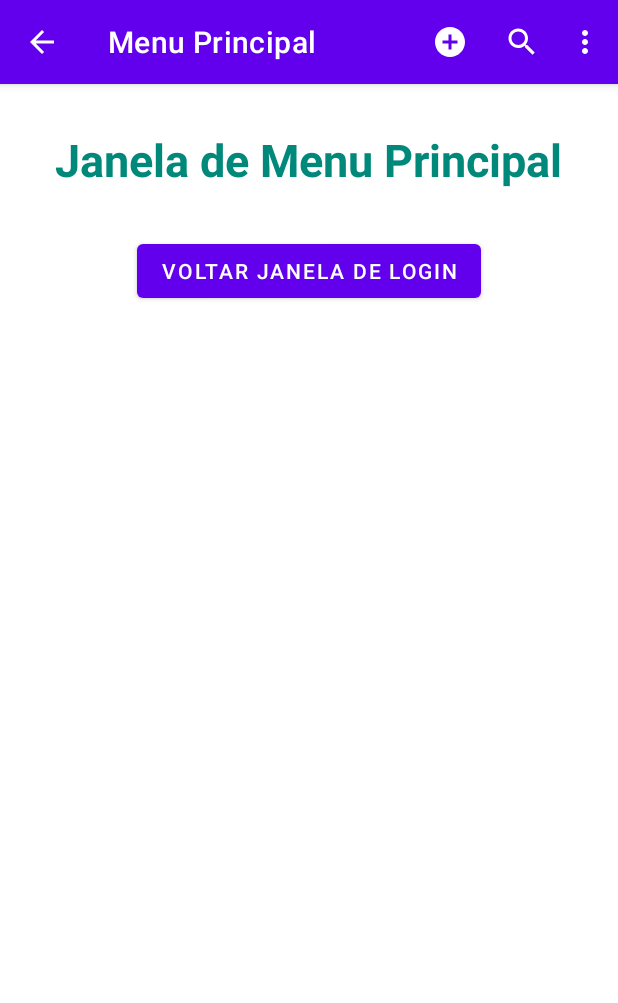
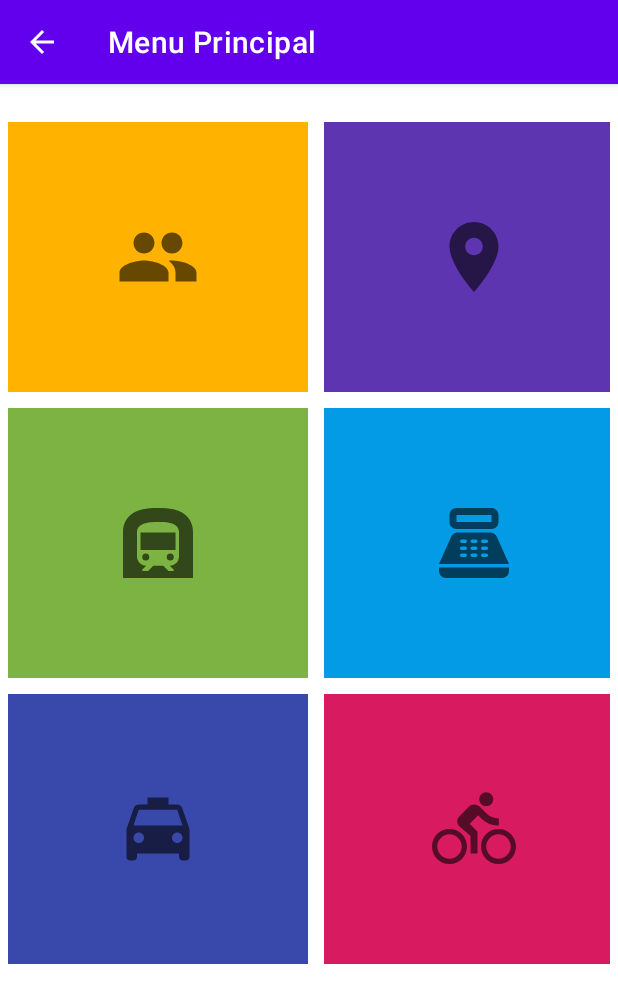
Before and after one commit to lndsilva/AppEmpresaTI96, an Android app: the MenuPrincipal_Activity screen opened directly, with no data from a screen before it, on a phone screen of 412 x 824 dp. Shown: the top 1003 px of the screen. Run offline under Robolectric (Android 15) with nearby library versions, the phone set to English and light mode, and no system bars.

Commit message:
coordinatorlayout, FAB, menu principal.

```diff
--- a/app/src/main/java/br/com/local/appempresati96/MenuPrincipal_Activity.java
+++ b/app/src/main/java/br/com/local/appempresati96/MenuPrincipal_Activity.java
@@ -11,6 +11,7 @@ import android.view.MenuInflater;
 import android.view.MenuItem;
 import android.view.View;
 import android.widget.Button;
+import android.widget.ImageButton;
 import android.widget.TextView;
 import android.widget.Toast;
 
@@ -19,8 +20,9 @@ import com.google.android.material.appbar.MaterialToolbar;
 public class MenuPrincipal_Activity extends AppCompatActivity {
     //declaração do objeto que representará o componente do xml
     //Variável global
-    Button btnVoltar;
+   // Button btnVoltar;
     MaterialToolbar toolbar;
+    ImageButton btnAddProfile, btnListar;
 
     @Override
     protected void onCreate(Bundle savedInstanceState) {
@@ -29,9 +31,31 @@ public class MenuPrincipal_Activity extends AppCompatActivity {
         setContentView(R.layout.menu_principal_layout);
 
         //ligar o objeto do java ao componente do xml
-        btnVoltar = findViewById(R.id.btnVoltar);
+
         toolbar = findViewById(R.id.mToolbar);
+        btnAddProfile = findViewById(R.id.btnAddProfile);
+        btnListar = findViewById(R.id.btnListar);
 
+        toolbar.setNavigationOnClickListener(new View.OnClickListener() {
+            @Override
+            public void onClick(View v) {
+                startActivity(new Intent(getApplicationContext(),
+                        Login_Activity.class));
+                finish();
+            }
+        });
+
+
+        btnAddProfile.setOnClickListener(new View.OnClickListener() {
+            @Override
+            public void onClick(View v) {
+                startActivity(new Intent(getApplicationContext(),
+                        PerfilUsuario_Activity.class));
+                finish();
+            }
+        });
+
+        /*
         //criar o método para realizar a ação de abrir janela.
         btnVoltar.setOnClickListener(new View.OnClickListener() {
             @Override
@@ -42,7 +66,7 @@ public class MenuPrincipal_Activity extends AppCompatActivity {
                 //fechar a janela atual
                 finish();
             }
-        });
+        });*/
 
         toolbar.setOnMenuItemClickListener(new Toolbar.OnMenuItemClickListener() {
             @Override
--- /dev/null
+++ b/app/src/main/res/drawable/ic_baseline_directions_bike.xml
@@ -0,0 +1,5 @@
+<vector android:autoMirrored="true" android:height="56dp"
+    android:tint="?attr/colorControlNormal" android:viewportHeight="24"
+    android:viewportWidth="24" android:width="56dp" xmlns:android="http://schemas.android.com/apk/res/android">
+    <path android:fillColor="@android:color/white" android:pathData="M15.5,5.5c1.1,0 2,-0.9 2,-2s-0.9,-2 -2,-2 -2,0.9 -2,2 0.9,2 2,2zM5,12c-2.8,0 -5,2.2 -5,5s2.2,5 5,5 5,-2.2 5,-5 -2.2,-5 -5,-5zM5,20.5c-1.9,0 -3.5,-1.6 -3.5,-3.5s1.6,-3.5 3.5,-3.5 3.5,1.6 3.5,3.5 -1.6,3.5 -3.5,3.5zM10.8,10.5l2.4,-2.4 0.8,0.8c1.3,1.3 3,2.1 5.1,2.1L19.1,9c-1.5,0 -2.7,-0.6 -3.6,-1.5l-1.9,-1.9c-0.5,-0.4 -1,-0.6 -1.6,-0.6s-1.1,0.2 -1.4,0.6L7.8,8.4c-0.4,0.4 -0.6,0.9 -0.6,1.4 0,0.6 0.2,1.1 0.6,1.4L11,14v5h2v-6.2l-2.2,-2.3zM19,12c-2.8,0 -5,2.2 -5,5s2.2,5 5,5 5,-2.2 5,-5 -2.2,-5 -5,-5zM19,20.5c-1.9,0 -3.5,-1.6 -3.5,-3.5s1.6,-3.5 3.5,-3.5 3.5,1.6 3.5,3.5 -1.6,3.5 -3.5,3.5z"/>
+</vector>
--- /dev/null
+++ b/app/src/main/res/drawable/ic_baseline_group.xml
@@ -0,0 +1,10 @@
+<vector xmlns:android="http://schemas.android.com/apk/res/android"
+    android:width="56dp"
+    android:height="56dp"
+    android:tint="?attr/colorControlNormal"
+    android:viewportWidth="24"
+    android:viewportHeight="24">
+    <path
+        android:fillColor="@android:color/white"
+        android:pathData="M16,11c1.66,0 2.99,-1.34 2.99,-3S17.66,5 16,5c-1.66,0 -3,1.34 -3,3s1.34,3 3,3zM8,11c1.66,0 2.99,-1.34 2.99,-3S9.66,5 8,5C6.34,5 5,6.34 5,8s1.34,3 3,3zM8,13c-2.33,0 -7,1.17 -7,3.5L1,19h14v-2.5c0,-2.33 -4.67,-3.5 -7,-3.5zM16,13c-0.29,0 -0.62,0.02 -0.97,0.05 1.16,0.84 1.97,1.97 1.97,3.45L17,19h6v-2.5c0,-2.33 -4.67,-3.5 -7,-3.5z" />
+</vector>
--- /dev/null
+++ b/app/src/main/res/drawable/ic_baseline_local_taxi.xml
@@ -0,0 +1,5 @@
+<vector android:height="56dp" android:tint="?attr/colorControlNormal"
+    android:viewportHeight="24" android:viewportWidth="24"
+    android:width="56dp" xmlns:android="http://schemas.android.com/apk/res/android">
+    <path android:fillColor="@android:color/white" android:pathData="M18.92,6.01C18.72,5.42 18.16,5 17.5,5L15,5L15,3L9,3v2L6.5,5c-0.66,0 -1.21,0.42 -1.42,1.01L3,12v8c0,0.55 0.45,1 1,1h1c0.55,0 1,-0.45 1,-1v-1h12v1c0,0.55 0.45,1 1,1h1c0.55,0 1,-0.45 1,-1v-8l-2.08,-5.99zM6.5,16c-0.83,0 -1.5,-0.67 -1.5,-1.5S5.67,13 6.5,13s1.5,0.67 1.5,1.5S7.33,16 6.5,16zM17.5,16c-0.83,0 -1.5,-0.67 -1.5,-1.5s0.67,-1.5 1.5,-1.5 1.5,0.67 1.5,1.5 -0.67,1.5 -1.5,1.5zM5,11l1.5,-4.5h11L19,11L5,11z"/>
+</vector>
--- /dev/null
+++ b/app/src/main/res/drawable/ic_baseline_place_.xml
@@ -0,0 +1,5 @@
+<vector android:height="56dp" android:tint="?attr/colorControlNormal"
+    android:viewportHeight="24" android:viewportWidth="24"
+    android:width="56dp" xmlns:android="http://schemas.android.com/apk/res/android">
+    <path android:fillColor="@android:color/white" android:pathData="M12,2C8.13,2 5,5.13 5,9c0,5.25 7,13 7,13s7,-7.75 7,-13c0,-3.87 -3.13,-7 -7,-7zM12,11.5c-1.38,0 -2.5,-1.12 -2.5,-2.5s1.12,-2.5 2.5,-2.5 2.5,1.12 2.5,2.5 -1.12,2.5 -2.5,2.5z"/>
+</vector>
--- /dev/null
+++ b/app/src/main/res/drawable/ic_baseline_point_of_sale.xml
@@ -0,0 +1,5 @@
+<vector android:height="56dp" android:tint="?attr/colorControlNormal"
+    android:viewportHeight="24" android:viewportWidth="24"
+    android:width="56dp" xmlns:android="http://schemas.android.com/apk/res/android">
+    <path android:fillColor="@android:color/white" android:pathData="M17,2H7C5.9,2 5,2.9 5,4v2c0,1.1 0.9,2 2,2h10c1.1,0 2,-0.9 2,-2V4C19,2.9 18.1,2 17,2zM17,6H7V4h10V6zM20,22H4c-1.1,0 -2,-0.9 -2,-2v-1h20v1C22,21.1 21.1,22 20,22zM18.53,10.19C18.21,9.47 17.49,9 16.7,9H7.3c-0.79,0 -1.51,0.47 -1.83,1.19L2,18h20L18.53,10.19zM9.5,16h-1C8.22,16 8,15.78 8,15.5C8,15.22 8.22,15 8.5,15h1c0.28,0 0.5,0.22 0.5,0.5C10,15.78 9.78,16 9.5,16zM9.5,14h-1C8.22,14 8,13.78 8,13.5C8,13.22 8.22,13 8.5,13h1c0.28,0 0.5,0.22 0.5,0.5C10,13.78 9.78,14 9.5,14zM9.5,12h-1C8.22,12 8,11.78 8,11.5C8,11.22 8.22,11 8.5,11h1c0.28,0 0.5,0.22 0.5,0.5C10,11.78 9.78,12 9.5,12zM12.5,16h-1c-0.28,0 -0.5,-0.22 -0.5,-0.5c0,-0.28 0.22,-0.5 0.5,-0.5h1c0.28,0 0.5,0.22 0.5,0.5C13,15.78 12.78,16 12.5,16zM12.5,14h-1c-0.28,0 -0.5,-0.22 -0.5,-0.5c0,-0.28 0.22,-0.5 0.5,-0.5h1c0.28,0 0.5,0.22 0.5,0.5C13,13.78 12.78,14 12.5,14zM12.5,12h-1c-0.28,0 -0.5,-0.22 -0.5,-0.5c0,-0.28 0.22,-0.5 0.5,-0.5h1c0.28,0 0.5,0.22 0.5,0.5C13,11.78 12.78,12 12.5,12zM15.5,16h-1c-0.28,0 -0.5,-0.22 -0.5,-0.5c0,-0.28 0.22,-0.5 0.5,-0.5h1c0.28,0 0.5,0.22 0.5,0.5C16,15.78 15.78,16 15.5,16zM15.5,14h-1c-0.28,0 -0.5,-0.22 -0.5,-0.5c0,-0.28 0.22,-0.5 0.5,-0.5h1c0.28,0 0.5,0.22 0.5,0.5C16,13.78 15.78,14 15.5,14zM15.5,12h-1c-0.28,0 -0.5,-0.22 -0.5,-0.5c0,-0.28 0.22,-0.5 0.5,-0.5h1c0.28,0 0.5,0.22 0.5,0.5C16,11.78 15.78,12 15.5,12z"/>
+</vector>
--- /dev/null
+++ b/app/src/main/res/drawable/ic_baseline_subway.xml
@@ -0,0 +1,7 @@
+<vector android:height="56dp" android:tint="?attr/colorControlNormal"
+    android:viewportHeight="24" android:viewportWidth="24"
+    android:width="56dp" xmlns:android="http://schemas.android.com/apk/res/android">
+    <path android:fillColor="@android:color/white" android:pathData="M15.5,16m-1,0a1,1 0,1 1,2 0a1,1 0,1 1,-2 0"/>
+    <path android:fillColor="@android:color/white" android:pathData="M8.5,16m-1,0a1,1 0,1 1,2 0a1,1 0,1 1,-2 0"/>
+    <path android:fillColor="@android:color/white" android:pathData="M7.01,9h10v5h-10zM17.8,2.8C16,2.09 13.86,2 12,2c-1.86,0 -4,0.09 -5.8,0.8C3.53,3.84 2,6.05 2,8.86L2,22h20L22,8.86c0,-2.81 -1.53,-5.02 -4.2,-6.06zM18,15.88c0,1.45 -1.18,2.62 -2.63,2.62l1.13,1.12L16.5,20L15,20l-1.5,-1.5h-2.83L9.17,20L7.5,20v-0.38l1.12,-1.12C7.18,18.5 6,17.32 6,15.88L6,9c0,-2.63 3,-3 6,-3 3.32,0 6,0.38 6,3v6.88z"/>
+</vector>
--- a/app/src/main/res/layout/menu_principal_layout.xml
+++ b/app/src/main/res/layout/menu_principal_layout.xml
@@ -16,28 +16,88 @@
             style="@style/Widget.MaterialComponents.Toolbar.Primary"
             android:layout_width="match_parent"
             android:layout_height="?attr/actionBarSize"
-            app:menu="@menu/menu_principal"
             app:navigationIcon="@drawable/ic_baseline_arrow_back"
             app:title="Menu Principal" />
-
     </com.google.android.material.appbar.AppBarLayout>
 
-    <TextView
-        android:layout_width="wrap_content"
-        android:layout_height="wrap_content"
-        android:layout_gravity="center_horizontal"
-        android:layout_marginTop="30sp"
-        android:text="Janela de Menu Principal"
-        android:textColor="#00897B"
-        android:textSize="30sp"
-        android:textStyle="bold" />
+    <LinearLayout
+        android:layout_width="match_parent"
+        android:layout_height="match_parent"
+        android:layout_marginTop="20dp"
+        android:orientation="vertical">
 
-    <Button
-        android:id="@+id/btnVoltar"
-        android:layout_width="wrap_content"
-        android:layout_height="wrap_content"
-        android:layout_gravity="center_horizontal"
-        android:layout_marginTop="30dp"
-        android:text="Voltar janela de login" />
+        <LinearLayout
+            android:layout_width="match_parent"
+            android:layout_height="wrap_content"
+            android:layout_margin="5dp"
+            android:orientation="horizontal">
+
+            <ImageButton
+                android:id="@+id/btnAddProfile"
+                android:layout_width="200dp"
+                android:layout_height="180dp"
+                android:layout_marginRight="5dp"
+                android:background="#FFB300"
+                android:src="@drawable/ic_baseline_group" />
+
+            <ImageButton
+                android:id="@+id/btnListar"
+                android:layout_width="200dp"
+                android:layout_height="180dp"
+                android:layout_marginLeft="5dp"
+                android:background="#5E35B1"
+                android:src="@drawable/ic_baseline_place_" />
+
+        </LinearLayout>
+
+        <LinearLayout
+            android:layout_width="match_parent"
+            android:layout_height="wrap_content"
+            android:layout_margin="5dp"
+            android:orientation="horizontal">
+
+            <ImageButton
+                android:id="@+id/btn3"
+                android:layout_width="200dp"
+                android:layout_height="180dp"
+                android:layout_marginRight="5dp"
+                android:background="#7CB342"
+                android:src="@drawable/ic_baseline_subway" />
+
+            <ImageButton
+                android:id="@+id/btn4"
+                android:layout_width="200dp"
+                android:layout_height="180dp"
+                android:layout_marginLeft="5dp"
+                android:background="#039BE5"
+                android:src="@drawable/ic_baseline_point_of_sale" />
+
+        </LinearLayout>
+
+        <LinearLayout
+            android:layout_width="match_parent"
+            android:layout_height="wrap_content"
+            android:layout_margin="5dp"
+            android:orientation="horizontal">
+
+            <ImageButton
+                android:id="@+id/btn5"
+                android:layout_width="200dp"
+                android:layout_height="180dp"
+                android:layout_marginRight="5dp"
+                android:background="#3949AB"
+                android:src="@drawable/ic_baseline_local_taxi" />
+
+            <ImageButton
+                android:id="@+id/btn6"
+                android:layout_width="200dp"
+                android:layout_height="180dp"
+                android:layout_marginLeft="5dp"
+                android:background="#D81B60"
+                android:src="@drawable/ic_baseline_directions_bike" />
+
+        </LinearLayout>
+    </LinearLayout>
+
 
 </LinearLayout>
```
Also changed, not shown: app/src/main/AndroidManifest.xml (+6 -1 lines), app/src/main/java/br/com/local/appempresati96/PerfilUsuario_Activity.java (added, +83 -0 lines), app/src/main/res/drawable/ic_baseline_add.xml (added, +10 -0 lines), app/src/main/res/layout/perfil_usuario_layout.xml (added, +36 -0 lines), app/src/main/res/menu/menu_profile.xml (added, +23 -0 lines).
